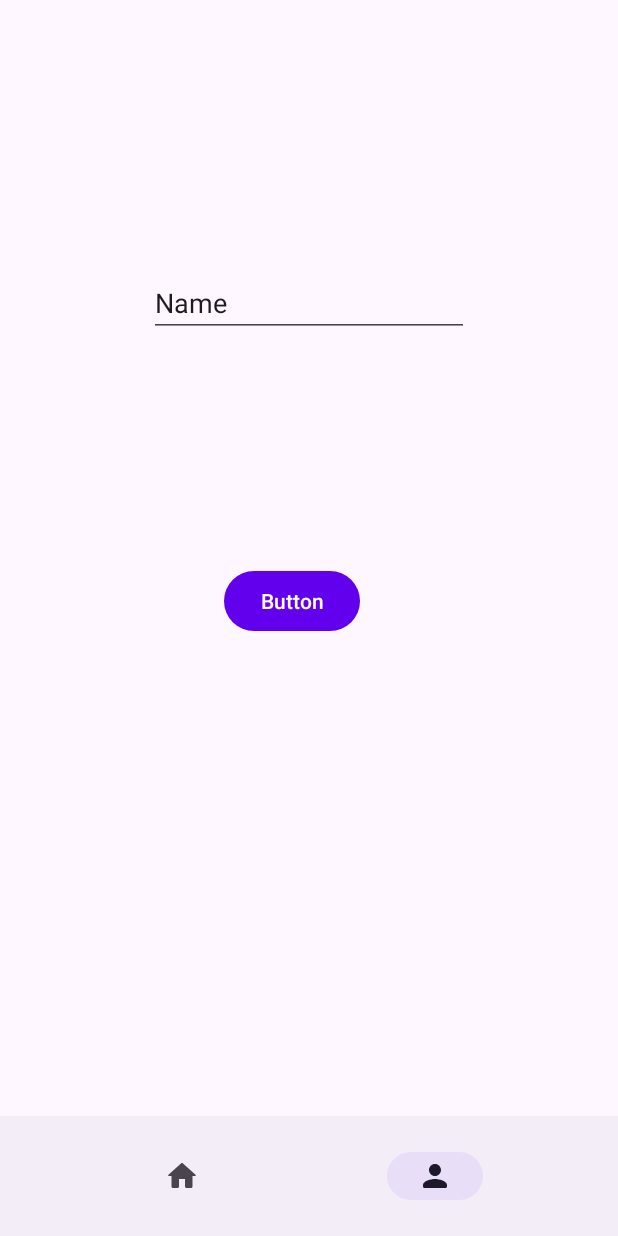
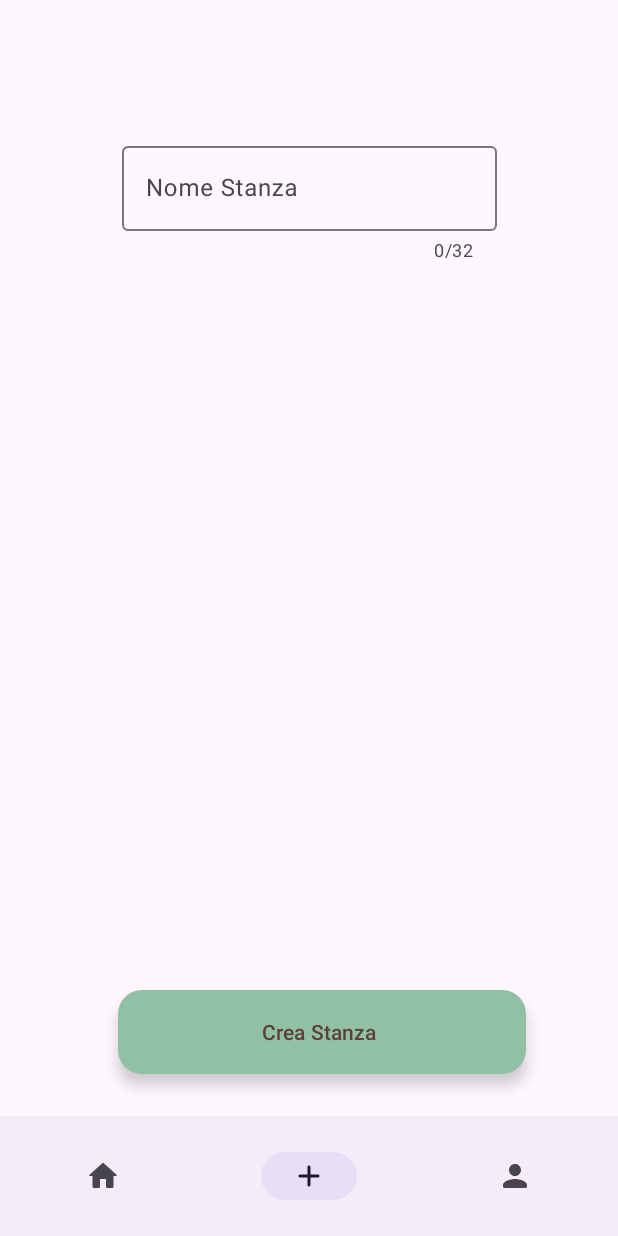
Before and after one commit to Fciccare/Multi-Chat-LSO, an Android app: the BottomNavigationActivity screen opened directly, with no data from a screen before it, item 2 of the bottom bar chosen, on a phone screen of 412 x 824 dp. Run offline under Robolectric (Android 15) with nearby library versions, the phone set to English and light mode, and no system bars; libraries missing offline, so code that uses them is left out: es.dmoral.toasty; 4 statements that could not run were skipped.

Commit message:
Create InsertRoomFragment with logic

```diff
--- a/Client-Android/app/src/main/AndroidManifest.xml
+++ b/Client-Android/app/src/main/AndroidManifest.xml
@@ -17,7 +17,7 @@
         android:usesCleartextTraffic="true"
         tools:targetApi="31">
         <activity
-            android:name=".RoomActivity"
+            android:name=".View.RoomActivity"
             android:exported="false">
             <meta-data
                 android:name="android.app.lib_name"
--- a/Client-Android/app/src/main/java/com/example/multichatlso/Model/Room.java
+++ b/Client-Android/app/src/main/java/com/example/multichatlso/Model/Room.java
@@ -1,6 +1,8 @@
 package com.example.multichatlso.Model;
 
-public class Room {
+import java.io.Serializable;
+
+public class Room implements Serializable {
 
     private int id;
     private String name;
--- a/Client-Android/app/src/main/java/com/example/multichatlso/View/BottomNavigationActivity.java
+++ b/Client-Android/app/src/main/java/com/example/multichatlso/View/BottomNavigationActivity.java
@@ -2,6 +2,7 @@ package com.example.multichatlso.View;
 
 import androidx.annotation.NonNull;
 import androidx.appcompat.app.AppCompatActivity;
+import androidx.fragment.app.Fragment;
 import androidx.fragment.app.FragmentManager;
 
 import android.content.Intent;
@@ -28,19 +29,25 @@ public class BottomNavigationActivity extends AppCompatActivity {
 
         bottomNavigationView = findViewById(R.id.bottom_navigation_view);
 
-        fragmentManager.beginTransaction().add(R.id.frameLayout, ProfileFragment.getInstance(), "2").hide(ProfileFragment.getInstance()).commit();
+        //fragmentManager.beginTransaction().add(R.id.frameLayout, InsertRoomFragment.getInstance(), "3").hide(InsertRoomFragment.getInstance()).commit();
+        //fragmentManager.beginTransaction().add(R.id.frameLayout, ProfileFragment.getInstance(), "2").hide(ProfileFragment.getInstance()).commit();
         fragmentManager.beginTransaction().add(R.id.frameLayout, HomepageFragment.getInstance(), "1").commit();
 
         bottomNavigationView.setOnItemSelectedListener(item -> {
             switch (item.getItemId()){
                 case R.id.home_menu:
                     Log.d(TAG, "Click home");
-                    fragmentManager.beginTransaction().hide(ProfileFragment.getInstance()).show(HomepageFragment.getInstance()).commit();
+                    fragmentManager.beginTransaction().replace(R.id.frameLayout,HomepageFragment.getInstance()).commit();
                 break;
 
                 case R.id.home_profile:
                     Log.d(TAG, "Click profile");
-                    fragmentManager.beginTransaction().hide(HomepageFragment.getInstance()).show(ProfileFragment.getInstance()).commit();
+                    fragmentManager.beginTransaction().replace(R.id.frameLayout,ProfileFragment.getInstance()).commit();
+                break;
+
+                case R.id.home_add:
+                    Log.d(TAG, "Click add");
+                    fragmentManager.beginTransaction().replace(R.id.frameLayout,InsertRoomFragment.getInstance()).commit();
                 break;
 
             }
--- a/Client-Android/app/src/main/java/com/example/multichatlso/View/HomepageFragment.java
+++ b/Client-Android/app/src/main/java/com/example/multichatlso/View/HomepageFragment.java
@@ -96,10 +96,12 @@ public class HomepageFragment extends Fragment {
         recyclerView.addOnItemTouchListener(
             new RecyclerItemClickListener(getContext(), recyclerView ,new RecyclerItemClickListener.OnItemClickListener() {
                 @Override public void onItemClick(View view, int position) {
-                    Toasty.success(getContext(), rooms.get(position).toString(), 1).show();
+                    Intent i = new Intent(getActivity(), RoomActivity.class);
+                    i.putExtra("Room", rooms.get(position));
+                    startActivity(i);
                 }
 
-                @Override public void onLongItemClick(View view, int position) {Toasty.info(getContext(), "Easter egg").show();}
+                @Override public void onLongItemClick(View view, int position) {Toasty.info(requireContext(), "Easter egg").show();}
             })
         );
 
--- /dev/null
+++ b/Client-Android/app/src/main/java/com/example/multichatlso/View/InsertRoomFragment.java
@@ -0,0 +1,94 @@
+package com.example.multichatlso.View;
+
+import android.content.Intent;
+import android.os.Bundle;
+
+import androidx.annotation.NonNull;
+import androidx.annotation.Nullable;
+import androidx.fragment.app.Fragment;
+
+import android.util.Log;
+import android.view.LayoutInflater;
+import android.view.View;
+import android.view.ViewGroup;
+import android.widget.EditText;
+
+import com.example.multichatlso.Model.Room;
+import com.example.multichatlso.Model.Server;
+import com.example.multichatlso.R;
+import com.google.android.material.floatingactionbutton.ExtendedFloatingActionButton;
+
+import es.dmoral.toasty.Toasty;
+
+
+public class InsertRoomFragment extends Fragment {
+
+    private static InsertRoomFragment insertRoomFragment = null;
+    private static final String TAG = "InsertRoomFragment";
+
+    private EditText txtNameRoom;
+    private ExtendedFloatingActionButton button;
+
+    private InsertRoomFragment() {
+        // Required empty public constructor
+    }
+
+    public static InsertRoomFragment getInstance(){
+        if(insertRoomFragment == null)
+            insertRoomFragment = new InsertRoomFragment();
+        return insertRoomFragment;
+    }
+
+    @Override
+    public void onCreate(Bundle savedInstanceState) {
+        super.onCreate(savedInstanceState);
+    }
+
+    @Override
+    public View onCreateView(LayoutInflater inflater, ViewGroup container,
+                             Bundle savedInstanceState) {
+        return inflater.inflate(R.layout.fragment_insert_room, container, false);
+    }
+
+    @Override
+    public void onViewCreated(@NonNull View view, @Nullable Bundle savedInstanceState) {
+        super.onViewCreated(view, savedInstanceState);
+
+        txtNameRoom = view.findViewById(R.id.editTextRoomName);
+        button = view.findViewById(R.id.buttonRoomCreate);
+
+        button.setOnClickListener(view1 -> {
+            createRoom();
+        });
+
+    }
+
+    private void createRoom() {
+        String roomName = txtNameRoom.getText().toString();
+        if(roomName.length() > 32){
+            Toasty.error(getContext(), "Nome della stanza troppo lungo").show();
+            return;
+        }
+
+        String message = "[CRT]"+roomName;
+        Server.getInstance().write(message);
+        Log.d(TAG, "Write to server: " + message);
+
+        String response = Server.getInstance().read();
+        Log.d(TAG, "Server responde: " + response);
+        if(!response.toLowerCase().contains("successful")){
+            Toasty.error(requireContext(), "Errore creazione stanza").show();
+        }
+
+        String[] splitted = response.trim().split("<>");
+        int id = Integer.parseInt(splitted[1]);
+
+        Room room = new Room(id, roomName, 1, 32); //TODO:Fix hardcoded MAX_CLIENT
+
+        Log.d(TAG, "Room creata, passaggio schermata");
+
+        Intent i = new Intent(getActivity(), RoomActivity.class);
+        i.putExtra("Room", room);
+        startActivity(i);
+    }
+}
--- a/Client-Android/app/src/main/java/com/example/multichatlso/View/ProfileFragment.java
+++ b/Client-Android/app/src/main/java/com/example/multichatlso/View/ProfileFragment.java
@@ -61,7 +61,11 @@ public class ProfileFragment extends Fragment {
             String result = "";
             result = Server.getInstance().read();
 
-            Toasty.info(requireContext(), result).show();
+
+            if(result.contains("Error"))
+                Toasty.error(requireContext(), result).show();
+            else
+                Toasty.info(requireContext(), result).show();
             txtSocket.setText("");
         });
     }
--- /dev/null
+++ b/Client-Android/app/src/main/res/drawable/ic_round_add_24.xml
@@ -0,0 +1,5 @@
+<vector android:height="24dp" android:tint="#000000"
+    android:viewportHeight="24" android:viewportWidth="24"
+    android:width="24dp" xmlns:android="http://schemas.android.com/apk/res/android">
+    <path android:fillColor="@android:color/white" android:pathData="M18,13h-5v5c0,0.55 -0.45,1 -1,1s-1,-0.45 -1,-1v-5H6c-0.55,0 -1,-0.45 -1,-1s0.45,-1 1,-1h5V6c0,-0.55 0.45,-1 1,-1s1,0.45 1,1v5h5c0.55,0 1,0.45 1,1s-0.45,1 -1,1z"/>
+</vector>
--- /dev/null
+++ b/Client-Android/app/src/main/res/layout/fragment_insert_room.xml
@@ -0,0 +1,56 @@
+<?xml version="1.0" encoding="utf-8"?>
+<FrameLayout xmlns:android="http://schemas.android.com/apk/res/android"
+    xmlns:tools="http://schemas.android.com/tools"
+    android:layout_width="match_parent"
+    android:layout_height="match_parent"
+    xmlns:app="http://schemas.android.com/apk/res-auto"
+    tools:context=".View.InsertRoomFragment">
+
+
+    <androidx.constraintlayout.widget.ConstraintLayout
+        android:layout_width="match_parent"
+        android:layout_height="match_parent">
+
+        <com.google.android.material.textfield.TextInputLayout
+            android:id="@+id/textInputLayout4"
+            android:layout_width="250dp"
+            android:layout_height="wrap_content"
+            android:layout_marginBottom="377dp"
+            android:hint="Nome Stanza"
+            app:counterEnabled="true"
+            app:counterMaxLength="32"
+            app:endIconMode="clear_text"
+            app:errorEnabled="true"
+            app:layout_constraintBottom_toTopOf="@+id/buttonRoomCreate"
+            app:layout_constraintEnd_toEndOf="parent"
+            app:layout_constraintStart_toStartOf="parent"
+            app:layout_constraintTop_toTopOf="parent">
+
+            <com.google.android.material.textfield.TextInputEditText
+                android:id="@+id/editTextRoomName"
+                android:layout_width="match_parent"
+                android:layout_height="wrap_content"
+                android:textColorHint="#546E7A" />
+        </com.google.android.material.textfield.TextInputLayout>
+
+        <com.google.android.material.floatingactionbutton.ExtendedFloatingActionButton
+            android:id="@+id/buttonRoomCreate"
+            android:layout_width="272dp"
+            android:layout_height="56dp"
+            android:layout_gravity="bottom|end"
+            android:layout_margin="16dp"
+            android:layout_marginTop="737dp"
+            android:layout_marginBottom="148dp"
+            android:contentDescription="@string/login"
+            android:text="Crea Stanza"
+            android:textColor="#5D4037"
+            android:textColorLink="@color/purple_200"
+            app:backgroundTint="#91C1A4"
+            app:layout_constraintBottom_toBottomOf="parent"
+            app:layout_constraintEnd_toEndOf="parent"
+            app:layout_constraintHorizontal_bias="0.582"
+            app:layout_constraintStart_toStartOf="parent"
+            app:layout_constraintTop_toBottomOf="@+id/textInputLayout4" />
+
+    </androidx.constraintlayout.widget.ConstraintLayout>
+</FrameLayout>
--- a/Client-Android/app/src/main/res/layout/fragment_profile.xml
+++ b/Client-Android/app/src/main/res/layout/fragment_profile.xml
@@ -18,7 +18,8 @@
             android:layout_marginBottom="76dp"
             android:ems="10"
             android:inputType="textPersonName"
-            android:text="Name"
+            android:text=""
+            android:hint="Socket message"
             app:layout_constraintBottom_toTopOf="@+id/buttonSocket"
             app:layout_constraintEnd_toEndOf="parent"
             app:layout_constraintStart_toStartOf="parent"
--- a/Client-Android/app/src/main/res/menu/bottom_navigation_menu.xml
+++ b/Client-Android/app/src/main/res/menu/bottom_navigation_menu.xml
@@ -8,8 +8,16 @@
     </item>
 
     <item
+        android:id="@+id/home_add"
+        android:title=""
+        android:icon="@drawable/ic_round_add_24">
+    </item>
+
+    <item
         android:id="@+id/home_profile"
         android:title=""
         android:icon="@drawable/ic_round_person_64">
     </item>
+
+
 </menu>
```
Also changed, not shown: Client-Android/app/src/main/java/com/example/multichatlso/View/RoomActivity.java (+15 -0 lines).
